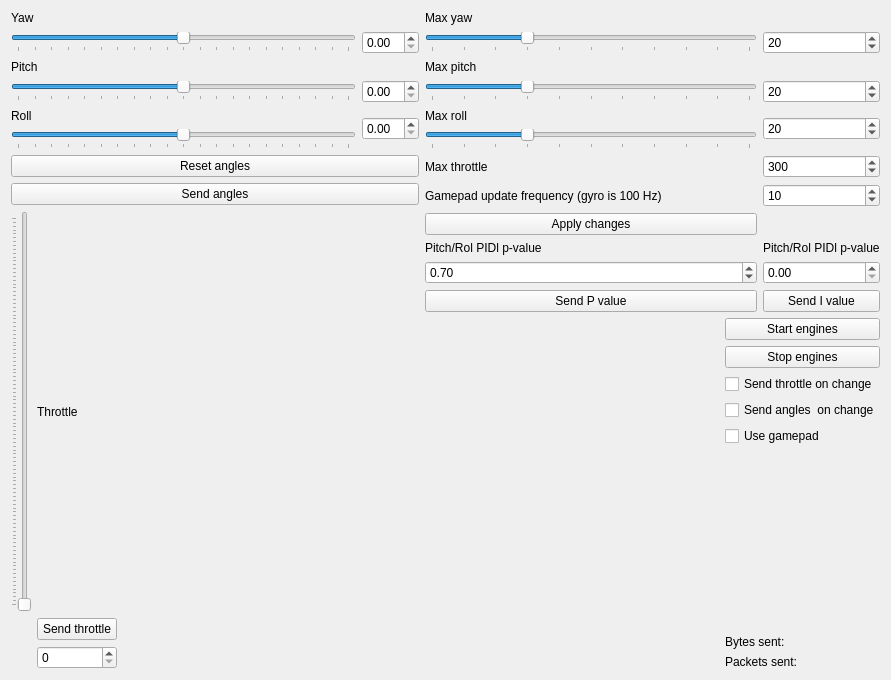
Qt form FlightController/Python/GraphicalController/gui.ui (debnera/arduino-quadcopter) before a commit.
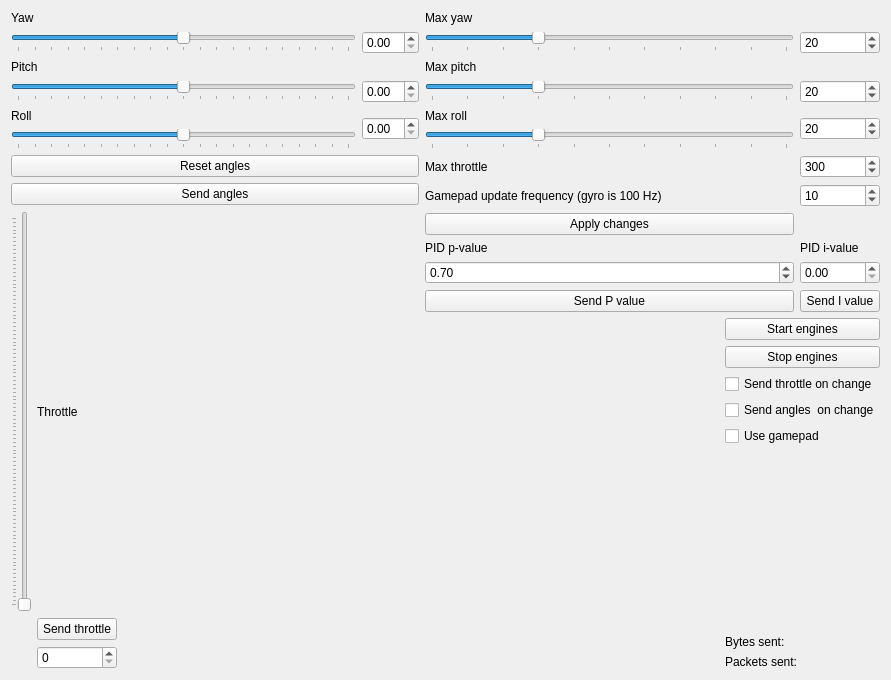
The same form after that commit.

Commit message: GraphicalController: p and i values of roll/ywa can now be changed from gui.

```diff
--- a/FlightController/Python/GraphicalController/gui.ui
+++ b/FlightController/Python/GraphicalController/gui.ui
@@ -257,7 +257,7 @@
      <item row="9" column="0">
       <widget class="QLabel" name="label_3">
        <property name="text">
-        <string>Pitch/Rol PIDl p-value</string>
+        <string>PID p-value</string>
        </property>
       </widget>
      </item>
@@ -313,7 +313,7 @@
      <item row="9" column="1">
       <widget class="QLabel" name="label_4">
        <property name="text">
-        <string>Pitch/Rol PIDl p-value</string>
+        <string>PID i-value</string>
        </property>
       </widget>
      </item>
```
The commit also changes 2 other files.
